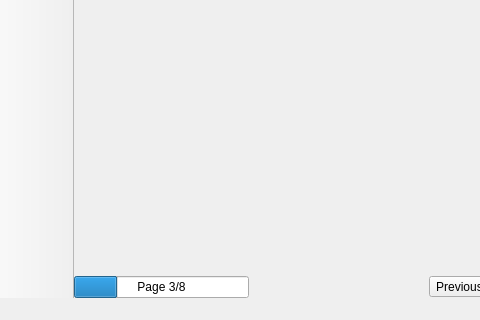
The window that mainUI.ui (project-trident/trident-installer) describes before a commit, drawn with Qt 5; both pictures show x 0 to 480 and y 183 to 503 of the 702 by 503 pixel window.
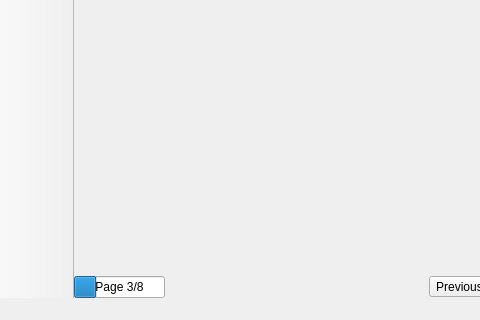
The same window after the commit. Icons and pictures are not drawn.

```diff
--- a/mainUI.ui
+++ b/mainUI.ui
@@ -163,6 +163,12 @@
        </property>
        <item>
         <widget class="QProgressBar" name="progress_pages">
+         <property name="sizePolicy">
+          <sizepolicy hsizetype="Preferred" vsizetype="Fixed">
+           <horstretch>0</horstretch>
+           <verstretch>0</verstretch>
+          </sizepolicy>
+         </property>
          <property name="minimum">
           <number>1</number>
          </property>
```
